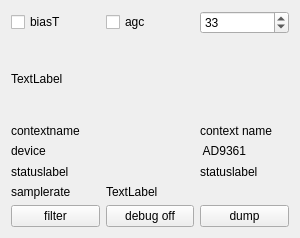
Qt form sources/devices/pluto-handler/pluto-widget.ui (JvanKatwijk/qt-dab) before a commit.
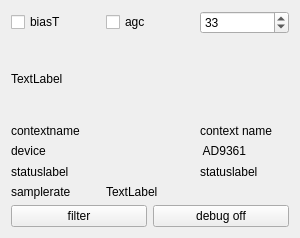
The same form after that commit.

What changed in the file:
```diff
--- a/sources/devices/pluto-handler/pluto-widget.ui
+++ b/sources/devices/pluto-handler/pluto-widget.ui
@@ -133,13 +133,6 @@
        </property>
       </widget>
      </item>
-     <item>
-      <widget class="QPushButton" name="dumpButton">
-       <property name="text">
-        <string>dump</string>
-       </property>
-      </widget>
-     </item>
     </layout>
    </item>
   </layout>
```
